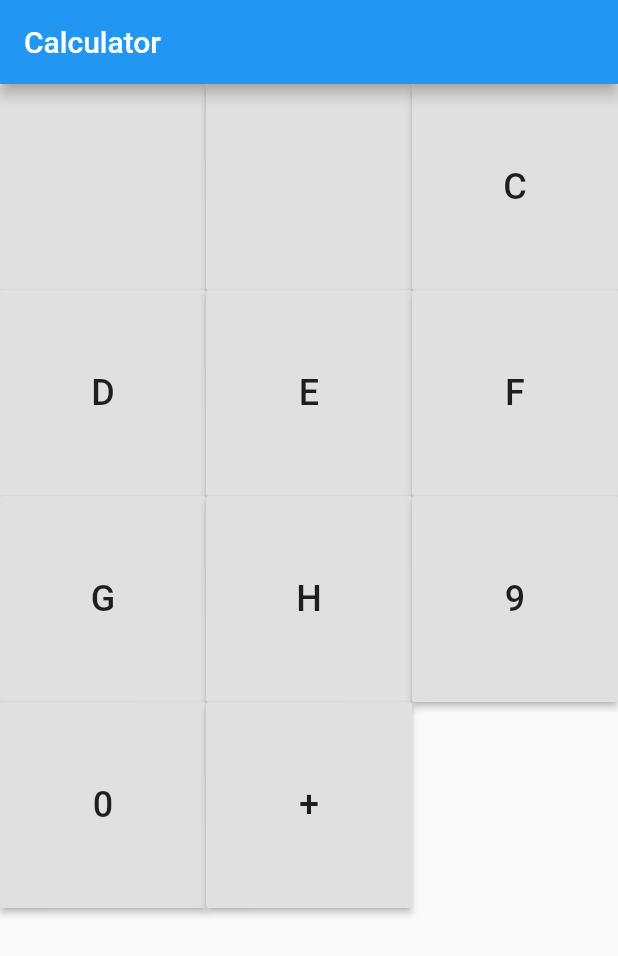
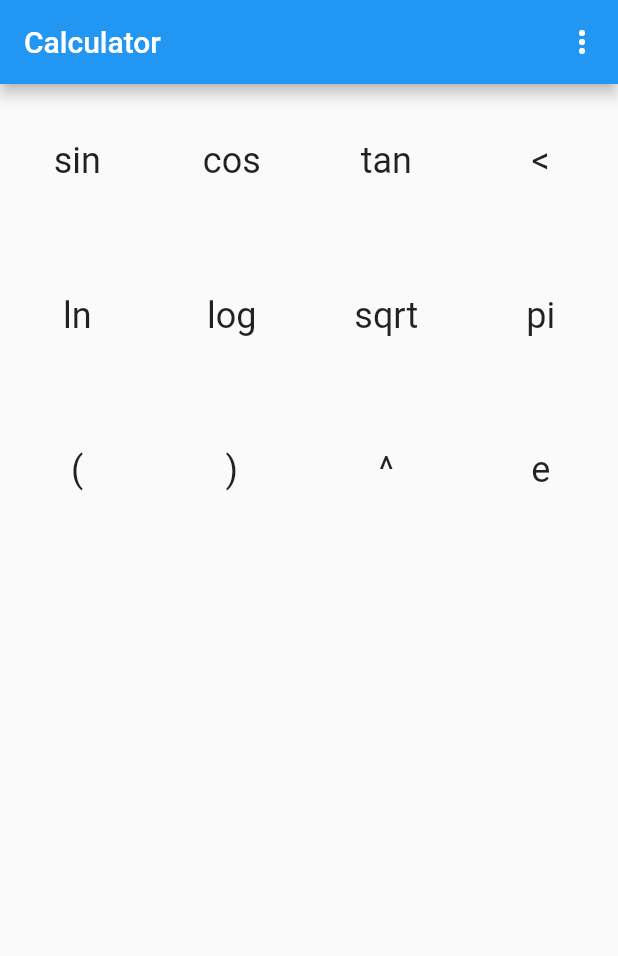
Before and after one commit to pdnminh99/calculator_flutter, a Flutter app: the screen it shows after launch, after a tap on an icon or button, on a phone screen of 412 x 824 dp. Shown: the top 956 px of the screen. Run offline on Flutter 3.47's test engine with Material 2 defaults, Android fonts, the light colour scheme and no system bars.

Commit message:
add popup menu, fix keyboard characters

```diff
--- a/lib/keyboard.dart
+++ b/lib/keyboard.dart
@@ -3,11 +3,20 @@ import 'calculator.dart';
 
 class Keyboards extends State<Calculator> {
 
+  String _selection;
   bool _isTypeOne = true;
-  get _keyset => _isTypeOne ? [
-    "1", "2", "3", "4", "5", "6", "7", "8", "9", "0", "+"
-  ] : [
-    "", "", "C", "D", "E", "F", "G", "H", "9", "0", "+"
+
+  get _keyset => _isTypeOne
+      ? [
+          "7", "8", "9", "<",
+          "4", "5", "6", "/",
+          "1", "2", "3", "x",
+          "0", ".", "=", "+"
+        ]
+      : [
+          "sin", "cos", "tan", "<",
+          "ln", "log", "sqrt", "pi",
+          "(", ")", "^", "e",
         ];
 
   @override
@@ -16,26 +25,43 @@ class Keyboards extends State<Calculator> {
   Widget getScaffold() => Scaffold(
         appBar: AppBar(
           title: Text(widget.title),
+          actions: <Widget>[popUpButton()],
         ),
         body: GridView.count(
-        crossAxisCount: 3,
+          crossAxisCount: 4,
           children: getKeyset(_keyset),
         ),
       );
 
-  List<Widget> getKeyset(List<String> keys) => [
-      for (var k in keys) key(k)
-    ];
+  List<Widget> getKeyset(List<String> keys) => [for (var k in keys) button(k)];
 
-  Widget key(String key) => Container(
-    child: RaisedButton(
+  Widget popUpButton() => PopupMenuButton<String>(
+        onSelected: (String result) {
+          setState(() {
+            _selection = result;
+          });
+        },
+        itemBuilder: (BuildContext context) => <PopupMenuEntry<String>>[
+          const PopupMenuItem<String>(
+            value: "theme",
+            child: Text('Switch theme'),
+          ),
+          const PopupMenuItem<String>(
+            value: "history",
+            child: Text('History'),
+          ),
+        ],
+      );
+
+  Widget button(String character) => Container(
+        child: RawMaterialButton(
           onPressed: () {
             setState(() {
               _isTypeOne = !_isTypeOne;
             });
           },
           child: Text(
-        key,
+            character,
             style: TextStyle(
               fontSize: 24,
             ),
@@ -43,4 +69,7 @@ class Keyboards extends State<Calculator> {
         ),
       );
 
+  Widget display() {
+
   }
+}
--- a/lib/main.dart
+++ b/lib/main.dart
@@ -1,5 +1,7 @@
 import 'package:flutter/material.dart';
 import 'calculator.dart';
+
+bool isDarkTheme = true;
 
 void main() => runApp(MyApp());
 
@@ -9,8 +11,9 @@ class MyApp extends StatelessWidget {
   Widget build(BuildContext context) {
     return MaterialApp(
       title: 'Calculator',
-      theme: ThemeData.light(),
+      theme: (() => isDarkTheme ? ThemeData.light() : ThemeData.light())(),
       home: Calculator('Calculator'),
     );
   }
+
 }
```
Also changed, not shown: 1 other file. Lines whose indentation alone changed are shown as unchanged.
